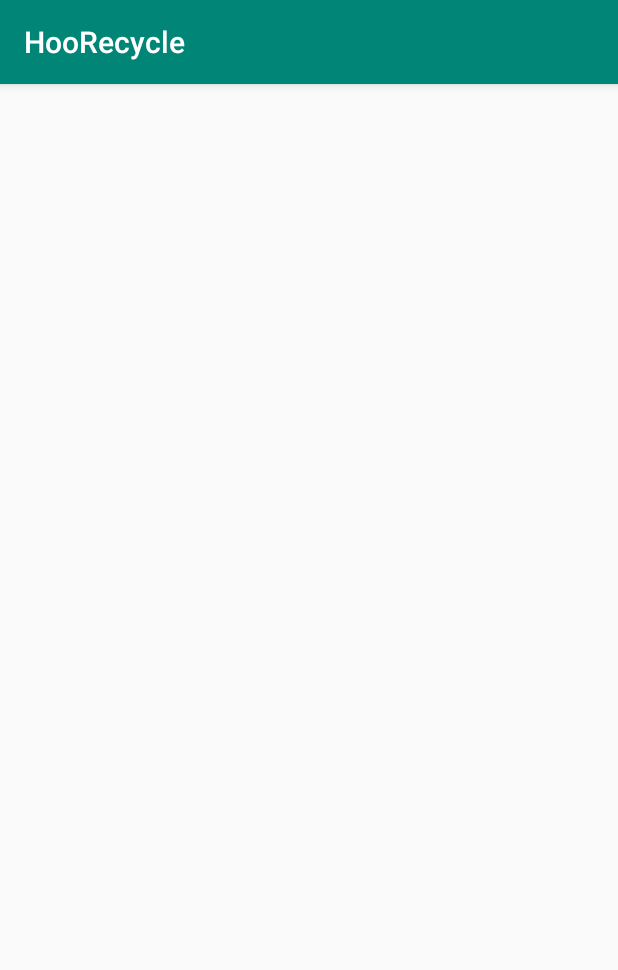
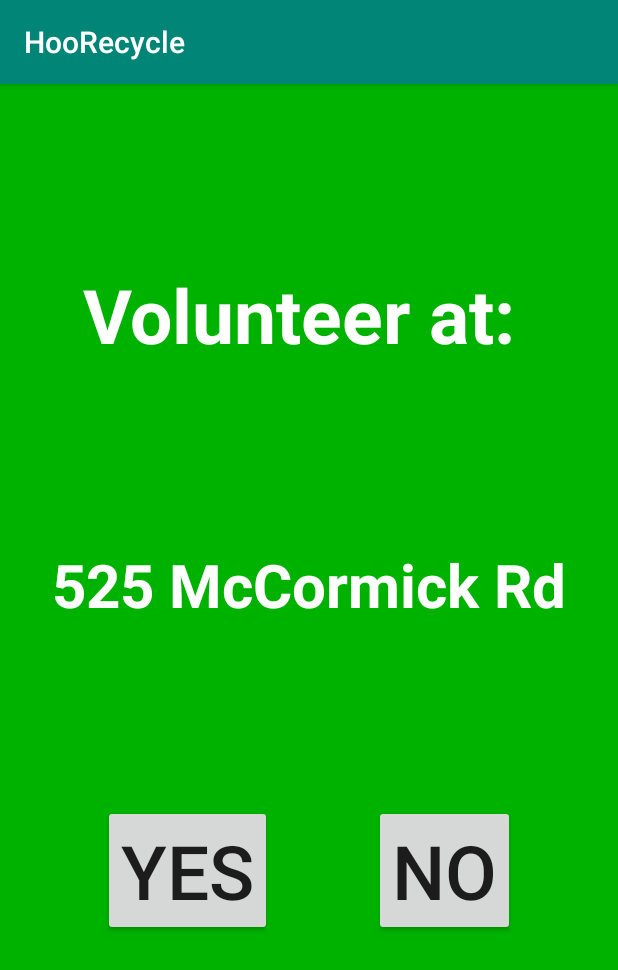
Before and after one commit to ngpthaiphuc/HooRecycles, an Android app: the Activity_Find2 screen opened directly, with no data from a screen before it, on a phone screen of 412 x 824 dp. Shown: the top 970 px of the screen. Run offline under Robolectric (Android 15) with nearby library versions, the phone set to English and light mode, and no system bars.

Commit message:
[ADD] Semi-working UI for all of the activity pages

```diff
--- a/HooRecycle/app/src/main/java/com/example/hoorecycle/Activity_Find2.java
+++ b/HooRecycle/app/src/main/java/com/example/hoorecycle/Activity_Find2.java
@@ -2,13 +2,31 @@ package com.example.hoorecycle;
 
 import androidx.appcompat.app.AppCompatActivity;
 
+import android.content.Intent;
 import android.os.Bundle;
+import android.view.View;
+import android.widget.Button;
 
 public class Activity_Find2 extends AppCompatActivity {
+
+    private Button yes;
 
     @Override
     protected void onCreate(Bundle savedInstanceState) {
         super.onCreate(savedInstanceState);
         setContentView(R.layout.activity__find2);
+
+        yes = findViewById(R.id.yes);
+        yes.setOnClickListener(new View.OnClickListener() {
+            @Override
+            public void onClick(View v) {
+                openFinalActivity();
+            }
+        });
+    }
+
+    public void openFinalActivity() {
+        Intent intent = new Intent(this, Activity_Confirmed.class);
+        startActivity(intent);
     }
 }
--- a/HooRecycle/app/src/main/res/layout/activity__find2.xml
+++ b/HooRecycle/app/src/main/res/layout/activity__find2.xml
@@ -4,6 +4,55 @@
     xmlns:tools="http://schemas.android.com/tools"
     android:layout_width="match_parent"
     android:layout_height="match_parent"
+    android:background="#00b200"
     tools:context=".Activity_Find2">
 
+    <TextView
+        android:id="@+id/textView"
+        android:layout_width="wrap_content"
+        android:layout_height="wrap_content"
+        android:text="Volunteer at: "
+        android:textColor="#ffffff"
+        android:textSize="50dp"
+        android:textStyle="bold"
+        app:layout_constraintLeft_toLeftOf="parent"
+        app:layout_constraintRight_toRightOf="parent"
+        app:layout_constraintBottom_toTopOf="@+id/volunteer"
+        app:layout_constraintTop_toTopOf="parent" />
+
+    <TextView
+        android:id="@+id/volunteer"
+        android:layout_width="wrap_content"
+        android:layout_height="wrap_content"
+        android:text="525 McCormick Rd"
+        android:textColor="#ffffff"
+        android:textSize="40dp"
+        android:textStyle="bold"
+        app:layout_constraintLeft_toLeftOf="parent"
+        app:layout_constraintRight_toRightOf="parent"
+        app:layout_constraintTop_toBottomOf="@id/textView"
+        app:layout_constraintBottom_toTopOf="@+id/yes"/>
+
+    <Button
+        android:id="@+id/yes"
+        android:layout_width="wrap_content"
+        android:layout_height="wrap_content"
+        android:layout_marginBottom="200dp"
+        android:text="Yes"
+        android:textSize="50dp"
+        app:layout_constraintBottom_toBottomOf="parent"
+        app:layout_constraintEnd_toStartOf="@+id/no"
+        app:layout_constraintStart_toStartOf="parent" />
+
+    <Button
+        android:id="@+id/no"
+        android:layout_width="wrap_content"
+        android:layout_height="wrap_content"
+        android:layout_marginBottom="200dp"
+        android:text="No"
+        android:textSize="50dp"
+        app:layout_constraintBottom_toBottomOf="parent"
+        app:layout_constraintEnd_toEndOf="parent"
+        app:layout_constraintStart_toEndOf="@+id/yes" />
+
 </androidx.constraintlayout.widget.ConstraintLayout>
```
Also changed, not shown: HooRecycle/app/src/main/java/com/example/hoorecycle/Activity_Find1.java (+18 -0 lines), HooRecycle/app/src/main/java/com/example/hoorecycle/Activity_Report.java (+25 -0 lines), HooRecycle/app/src/main/res/layout/activity__confirmed.xml (+23 -0 lines), HooRecycle/app/src/main/res/layout/activity__find1.xml (+42 -9 lines), HooRecycle/app/src/main/res/layout/activity__report.xml (+7 -9 lines), HooRecycle/app/src/main/res/drawable/ohillmap.png (added).
